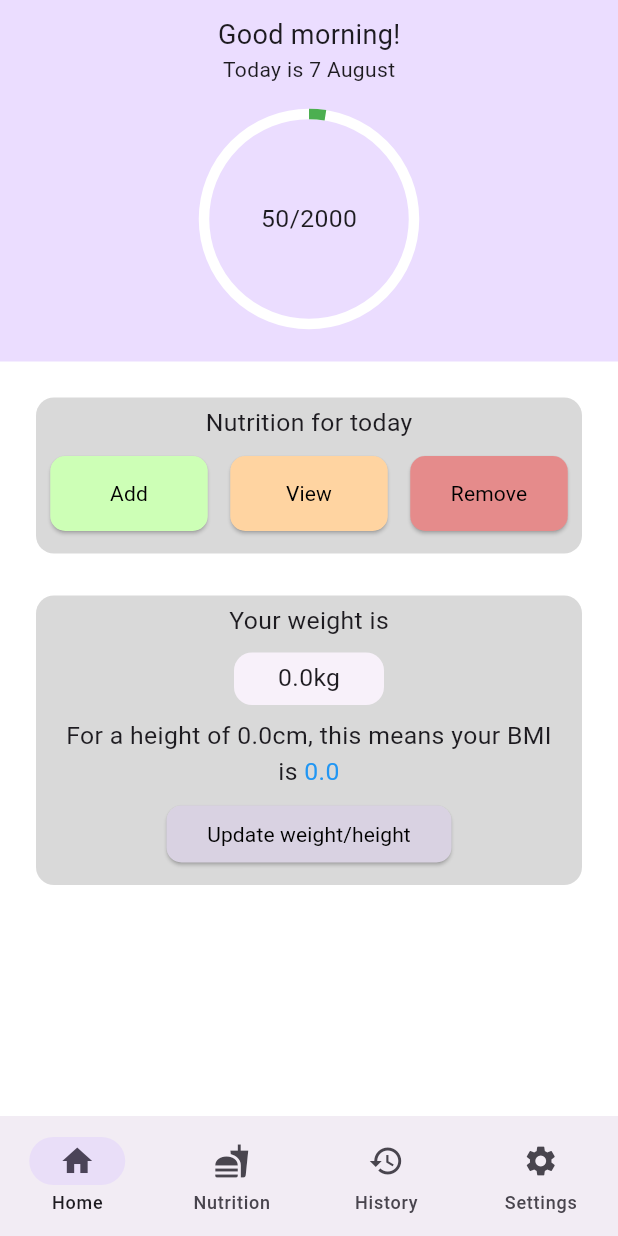
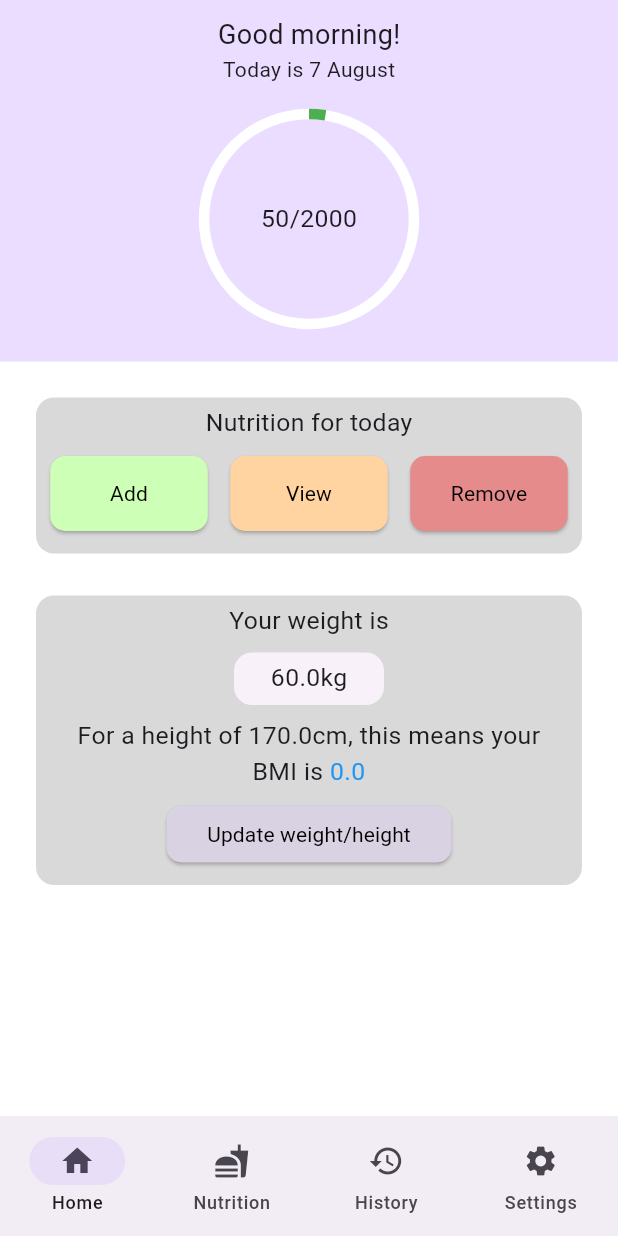
Before and after one commit to smstone0/Caloric, a Flutter app: the screen it shows after launch, on a phone screen of 412 x 824 dp. Run offline on Flutter 3.47's test engine with Material 2 defaults, Android fonts, the phone set to English and light mode, and no system bars; our stand-ins replace sqflite; accounts and stored records are empty.

Commit message:
Use data inputted via settings in home page

```diff
--- a/lib/pages/today_page.dart
+++ b/lib/pages/today_page.dart
@@ -1,6 +1,7 @@
 import 'package:flutter/material.dart';
 import '../widgets/calorie_ring.dart';
 import '../widgets/grey_card.dart';
+import '../databases/settings_database.dart';
 
 class TodayPage extends StatelessWidget {
   const TodayPage({super.key, required this.callback});
@@ -14,9 +15,9 @@ class TodayPage extends StatelessWidget {
 
     DateTime time = DateTime.parse(DateTime.now().toString());
 
-    if (time.hour > 0 && time.hour < 12) {
+    if (time.hour >= 0 && time.hour < 12) {
       timeOfDay = "morning";
-    } else if (time.hour > 12 && time.hour < 17) {
+    } else if (time.hour >= 12 && time.hour < 17) {
       timeOfDay = "afternoon";
     } else {
       timeOfDay = "evening";
@@ -60,6 +61,18 @@ class TodayPage extends StatelessWidget {
         month = "December";
     }
 
+    return FutureBuilder<List<Settings>>(
+        future: SettingsDatabase().getSettings(),
+        builder: (context, snapshot) {
+          if (snapshot.connectionState == ConnectionState.waiting) {
+            return Center(
+              child: CircularProgressIndicator(
+                  color: Theme.of(context).colorScheme.primaryContainer),
+            );
+          } else if (snapshot.hasError) {
+            return Text('Error: ${snapshot.error}');
+          } else {
+            List<Settings> settingsList = snapshot.data ?? [];
             return ListView(
               children: [
                 Container(
@@ -68,10 +81,12 @@ class TodayPage extends StatelessWidget {
                     padding: const EdgeInsets.fromLTRB(0, 10, 0, 15),
                     child: Column(
                       children: [
-                Text("Good $timeOfDay!", style: const TextStyle(fontSize: 18)),
+                        Text("Good $timeOfDay!",
+                            style: const TextStyle(fontSize: 18)),
                         Text("Today is ${time.day} $month"),
                         const SizedBox(height: 20),
-                const CalorieRing(size: 140),
+                        CalorieRing(
+                            size: 140, target: settingsList[0].calorieGoal),
                         const SizedBox(height: 10),
                       ],
                     ),
@@ -90,7 +105,8 @@ class TodayPage extends StatelessWidget {
                     GreyCard(
                       child: Padding(
                         padding: const EdgeInsets.only(top: 5, bottom: 15),
-                child: StatsCard(callback: callback),
+                        child: StatsCard(
+                            callback: callback, stats: settingsList[0]),
                       ),
                     ),
                   ],
@@ -98,22 +114,29 @@ class TodayPage extends StatelessWidget {
               ],
             );
           }
+        });
+  }
 }
 
 class StatsCard extends StatelessWidget {
-  const StatsCard({super.key, required this.callback});
+  const StatsCard({super.key, required this.callback, required this.stats});
 
   final VoidCallback callback;
+  final Settings stats;
 
   @override
   Widget build(BuildContext context) {
     Color colour;
+    String weightUnit, heightUnit;
+    double bmi = 0;
 
-    double weight = 0;
-    String weightUnit = "kg";
-    double userHeight = 0;
-    String heightUnit = "cm";
-    double bmi = 0;
+    if (stats.unit == 'Metric') {
+      weightUnit = 'kg';
+      heightUnit = 'cm';
+    } else {
+      weightUnit = 'lbs';
+      heightUnit = ' inches';
+    }
 
     if (bmi < 18.5) {
       colour = Colors.blue;
@@ -135,7 +158,7 @@ class StatsCard extends StatelessWidget {
             width: 100,
             height: 35,
             child: Center(
-                child: Text("$weight$weightUnit",
+                child: Text("${stats.weight}$weightUnit",
                     style: const TextStyle(fontSize: 16.5))),
           ),
         ),
@@ -151,7 +174,7 @@ class StatsCard extends StatelessWidget {
                   children: [
                     TextSpan(
                         text:
-                            "For a height of $userHeight$heightUnit, this means your BMI is ",
+                            "For a height of ${stats.height}$heightUnit, this means your BMI is ",
                         style: const TextStyle(fontSize: 16.5)),
                     TextSpan(
                         text: "$bmi",
--- a/lib/widgets/calorie_ring.dart
+++ b/lib/widgets/calorie_ring.dart
@@ -1,16 +1,14 @@
 import 'package:flutter/material.dart';
 
 class CalorieRing extends StatelessWidget {
-  const CalorieRing({super.key, required this.size});
+  const CalorieRing({super.key, required this.size, required this.target});
 
   final double size;
+  final double target;
 
   @override
   Widget build(BuildContext context) {
     int calories = 50;
-    int target = 2000;
-
-    double value = calories / target;
 
     return Stack(
       alignment: Alignment.center,
@@ -19,13 +17,14 @@ class CalorieRing extends StatelessWidget {
           width: size,
           height: size,
           child: CircularProgressIndicator(
-            value: value,
+            value: calories / target,
             backgroundColor: Colors.white,
             color: Colors.green,
             strokeWidth: 7,
           ),
         ),
-        Text("$calories/$target", style: const TextStyle(fontSize: 16.5)),
+        Text("$calories/${target.round()}",
+            style: const TextStyle(fontSize: 16.5)),
       ],
     );
   }
```
Lines whose indentation alone changed are shown as unchanged.
